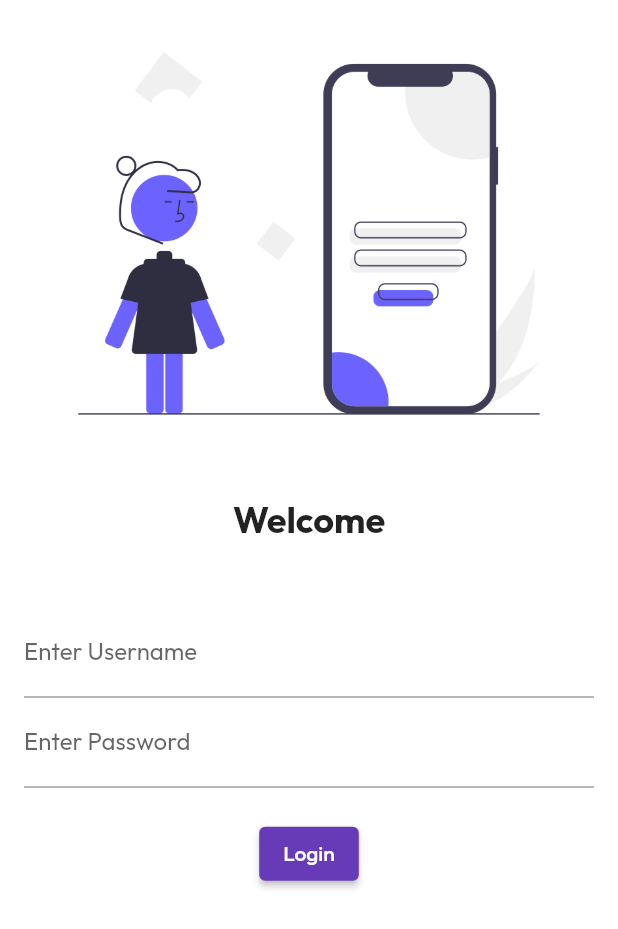
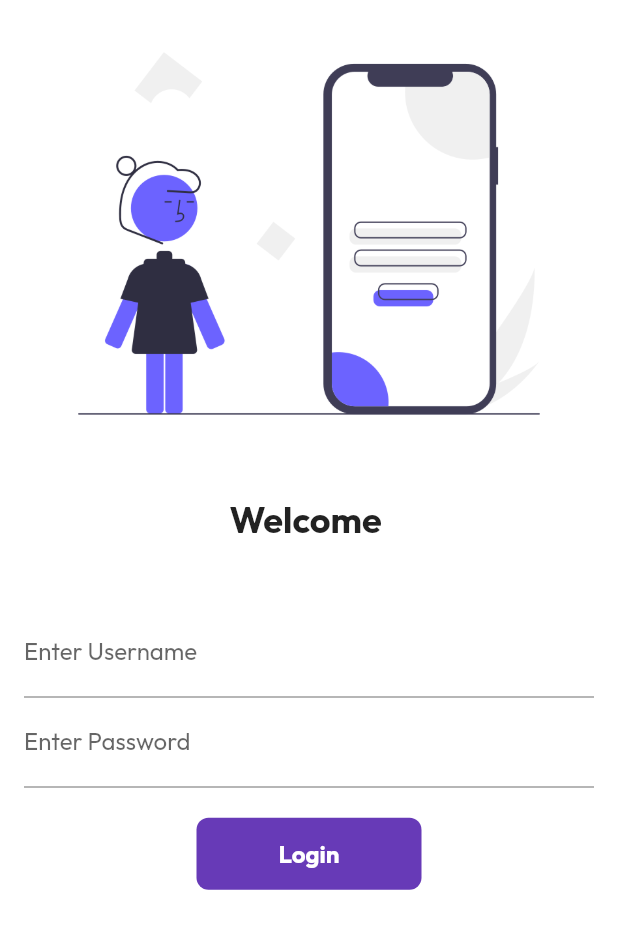
Before and after one commit to programmeradnan/30DaysOfFlutter, a Flutter app: the screen it shows after launch, on a phone screen of 412 x 824 dp. Shown: the top 929 px of the screen. Run offline on Flutter 3.47's test engine with Material 2 defaults, Android fonts, the phone set to English and light mode, and no system bars; our stand-ins replace google_fonts.

Commit message:
commit -m "Day 6 Completed"

```diff
--- a/lib/main.dart
+++ b/lib/main.dart
@@ -1,6 +1,7 @@
 import 'package:flutter/material.dart';
 import 'package:flutter_catalogue/pages/home_page.dart';
 import 'package:flutter_catalogue/pages/login_page.dart';
+import 'package:flutter_catalogue/utils/routes.dart';
 import 'package:google_fonts/google_fonts.dart';
 
 
@@ -26,8 +27,8 @@ class MyApp extends StatelessWidget {
       // initialRoute: "/home",
       routes: {
         "/" : (context)=> LoginPage(),
-        "/home" : (context)=> Homepage(),
-        "/login" : (context)=> LoginPage(),
+        MyRoute.homeRoute: (context)=> Homepage(),
+        MyRoute.loginRoute: (context)=> LoginPage(),
       },
     );
   }
--- a/lib/pages/login_page.dart
+++ b/lib/pages/login_page.dart
@@ -1,8 +1,18 @@
 import 'package:flutter/cupertino.dart';
 import 'package:flutter/material.dart';
+import 'package:flutter_catalogue/utils/routes.dart';
 
-class LoginPage extends StatelessWidget {
+class LoginPage extends StatefulWidget {
   const LoginPage({Key? key}) : super(key: key);
+
+  @override
+  State<LoginPage> createState() => _LoginPageState();
+}
+
+class _LoginPageState extends State<LoginPage> {
+
+  String name="";
+  bool changeButton=false;
 
   @override
   Widget build(BuildContext context) {
@@ -16,7 +26,7 @@ class LoginPage extends StatelessWidget {
         SizedBox(
           height: 20.0,
         ),
-        Text("Welcome",
+        Text("Welcome $name",
         style: TextStyle(
           fontSize: 24,
           fontWeight: FontWeight.bold,
@@ -34,6 +44,11 @@ class LoginPage extends StatelessWidget {
                   hintText: "Username",
                   labelText: "Enter Username",
                 ),
+                onChanged: (value){
+                  name=value;
+                  setState(() {
+                  });
+                },
               ),
               TextFormField(
                 obscureText: true,
@@ -45,11 +60,43 @@ class LoginPage extends StatelessWidget {
               SizedBox(
                 height: 20.0,
               ),
-              ElevatedButton(onPressed: (){
-                print("Login Successful");
-              }, child: Text("Login"),
-              style: TextButton.styleFrom(),
+
+              InkWell(
+                onTap: () async {
+                  setState(() {
+                    changeButton=true;
+                  });
+
+                  await Future.delayed(Duration(seconds: 1));
+                  Navigator.pushNamed(context, MyRoute.homeRoute);
+                },
+                child: AnimatedContainer(
+                  duration: Duration(seconds: 1),
+                  width: changeButton? 120:150,
+                  height: 48,
+                  alignment: Alignment.center,
+                  child: changeButton?(
+                  Icon(Icons.done,
+                  color: Colors.white,)
+                  ):
+                  Text("Login",
+                  style: TextStyle(
+                    color: Colors.white,
+                    fontWeight: FontWeight.bold,
+                    fontSize: 16,
+                  ),),
+                  decoration: BoxDecoration(
+                    color: Colors.deepPurple,
+                    borderRadius: BorderRadius.circular(changeButton?20:8),
+                  ),
+                ),
               ),
+
+              // ElevatedButton(onPressed: (){
+              //   Navigator.pushNamed(context, MyRoute.homeRoute);
+              // }, child: Text("Login"),
+              // style: TextButton.styleFrom(minimumSize: Size(150, 48)),
+              // ),
             ],
           ),
         )
--- /dev/null
+++ b/lib/utils/routes.dart
@@ -0,0 +1,4 @@
+class MyRoute{
+  static String loginRoute="/login";
+  static String homeRoute="/home";
+}
```
